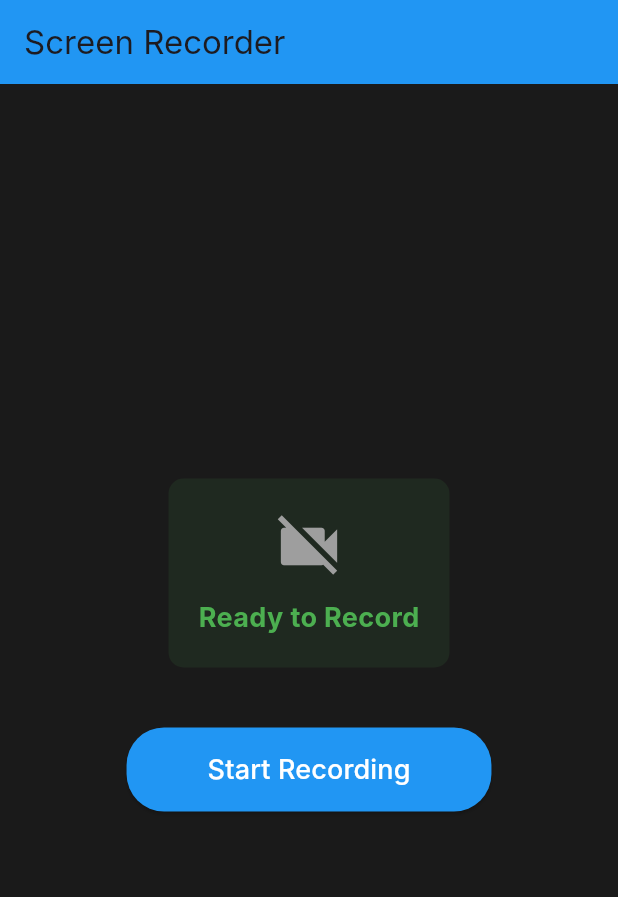
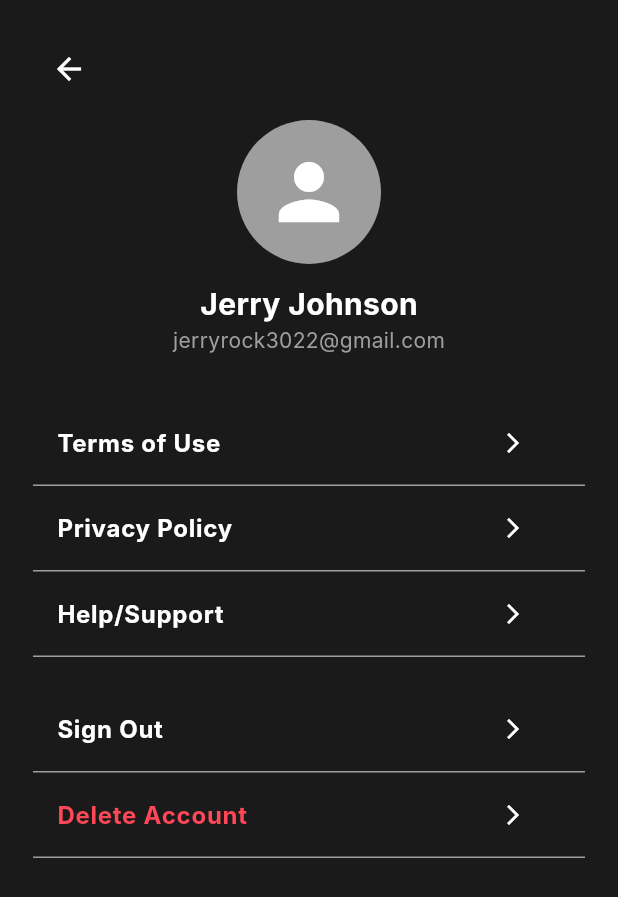
Before and after one commit to Shubham01920/Screen_Recording, a Flutter app: the screen it shows after launch, on a phone screen of 412 x 824 dp. Shown: the top 897 px of the screen. Run offline on Flutter 3.47's test engine with Material 3 defaults, Android fonts, the phone set to English and light mode, and no system bars; our stand-ins replace permission_handler; missing offline and left inert: flutter_screen_recording; Roboto replaces fonts that are missing (Inter).

Commit message:
Setting page

```diff
--- a/lib/main.dart
+++ b/lib/main.dart
@@ -1,6 +1,6 @@
 import 'package:flutter/material.dart';
-import 'package:screen_recording/pages/home_page.dart';
-import 'package:screen_recording/screen.dart';
+import 'package:screen_recording/onboarding/onboarding.dart';
+import 'package:screen_recording/pages/setting_page.dart';
 import 'package:screen_recording/theme/app_color.dart';
 
 void main() {
@@ -20,7 +20,7 @@ class MyApp extends StatelessWidget {
         scaffoldBackgroundColor: AppColors.background,
         fontFamily: 'Inter', // You can change this later
       ),
-      home: ScreenRecorderPage(),
+      home: SettingPage()
     );
   }
 }
--- /dev/null
+++ b/lib/pages/setting_page.dart
@@ -0,0 +1,75 @@
+import 'package:flutter/material.dart';
+import 'package:screen_recording/theme/app_color.dart';
+import 'package:screen_recording/widgets/menu_item.dart';
+
+class SettingPage extends StatefulWidget {
+  const SettingPage({super.key});
+
+  @override
+  State<SettingPage> createState() => _SettingPageState();
+}
+
+class _SettingPageState extends State<SettingPage> {
+  @override
+  Widget build(BuildContext context) {
+    return Scaffold(
+      backgroundColor: AppColors.background,
+      body: SafeArea(
+        child: Padding(
+          padding: const EdgeInsets.all(22.0),
+          child: Column(
+            children: [
+              // Top Back Button
+              Align(
+                alignment: Alignment.centerLeft,
+                child: IconButton(
+                  icon: const Icon(Icons.arrow_back, color: Colors.white),
+                  onPressed: () => Navigator.pop(context),
+                ),
+              ),
+
+              const SizedBox(height: 10),
+
+              // Profile Info
+              const CircleAvatar(
+                radius: 48,
+                backgroundColor: Colors.grey,
+                child: Icon(Icons.person, size: 60, color: Colors.white),
+              ),
+              const SizedBox(height: 12),
+              const Text(
+                "Jerry Johnson",
+                style: TextStyle(
+                  color: AppColors.white,
+                  fontSize: 20,
+                  fontWeight: FontWeight.bold,
+                ),
+              ),
+              const Text(
+                "jerryrock3022@gmail.com",
+                style: TextStyle(
+                  color: AppColors.grey,
+                  fontSize: 14,
+                ),
+              ),
+
+              const SizedBox(height: 30),
+
+              // Menu Items
+              MenuItemPage(text: "Terms of Use", onTap: () {}),
+              MenuItemPage(text: "Privacy Policy", onTap: () {}),
+              MenuItemPage(text: "Help/Support", onTap: () {}),
+              SizedBox(height: 20,),
+              MenuItemPage(text: "Sign Out", onTap: () {}),
+              MenuItemPage(text: "Delete Account", onTap: () {}, isDelete: true),
+
+              const Spacer(),
+
+
+            ],
+          ),
+        ),
+      ),
+    );
+  }
+}
--- /dev/null
+++ b/lib/widgets/menu_item.dart
@@ -0,0 +1,43 @@
+import 'package:flutter/material.dart';
+import 'package:screen_recording/theme/app_color.dart';
+
+class MenuItemPage extends StatelessWidget {
+  const MenuItemPage({
+    super.key,
+    required this.text,
+    required this.onTap,
+    this.isDelete = false,
+  });
+
+  final String text;
+  final VoidCallback onTap;
+  final bool isDelete;
+
+  @override
+  Widget build(BuildContext context) {
+    return Column(
+      children: [
+        ListTile(
+          title: Text(
+            text,
+            style: TextStyle(
+              color: isDelete ? AppColors.red : AppColors.white,
+              fontSize: 16,
+              fontWeight: FontWeight.bold,
+            ),
+          ),
+          trailing: IconButton(
+            onPressed: () {},
+            icon: Icon(
+              Icons.arrow_forward_ios,
+              size: 16,
+              color: AppColors.white,
+            ),
+          ),
+          onTap: onTap,
+        ),
+        Divider(height: 1, color: AppColors.grey),
+      ],
+    );
+  }
+}
```
Also changed, not shown: lib/demo.dart (added, +30 -0 lines), lib/onboarding/onboarding.dart (added, +173 -0 lines), lib/pages/home_page.dart (+2 -23 lines), lib/widgets/build_header.dart (added, +34 -0 lines), lib/widgets/build_page_indicator.dart (added, +23 -0 lines), lib/widgets/build_recording.dart (added, +10 -0 lines), pubspec.yaml (+3 -13 lines), assets/images/image_1.png (added), assets/images/image_2.png (added), assets/images/image_3.png (added).
